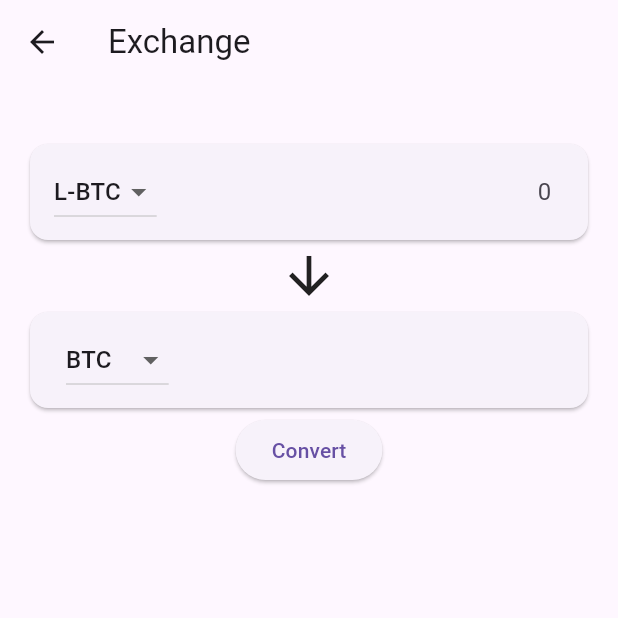
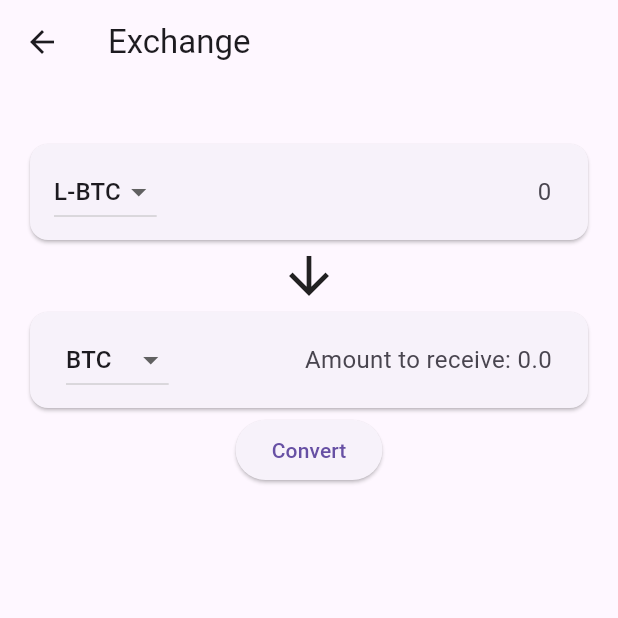
Before and after one commit to Satsails/Satsails, a Flutter app: the Exchange screen opened by its route, after a tap on "Convert", on a phone screen of 412 x 824 dp, the top half of it. Run offline on Flutter 3.47's test engine with Material 3 defaults, Android fonts, the phone set to English and light mode, and no system bars; our stand-ins replace flutter_secure_storage, local_auth, pin_code_fields, shared_preferences, webview_flutter; missing offline and left inert: animate_gradient; accounts and stored records are empty.

Commit message:
return int values also

```diff
--- a/lib/channels/greenwallet.dart
+++ b/lib/channels/greenwallet.dart
@@ -47,13 +47,13 @@ class Channel {
     return Map<String, dynamic>.from(address);
   }
 
-  Future<Map<String, dynamic>> getBalance({int pointer = 1, String mnemonic= "", String connectionType = 'electrum-mainnet' }) async {
+  Future<Map<String, int>> getBalance({int pointer = 0, String mnemonic= "", String connectionType = 'electrum-mainnet' }) async {
     final balance = await platform.invokeMethod('getBalance', <String, dynamic>{
       'pointer': pointer,
       'mnemonic': mnemonic,
       'connectionType': connectionType,
     });
-    return Map<String, dynamic>.from(balance);
+    return Map<String, int>.from(balance);
   }
 
   Future<int> getPointer({String mnemonic= "", String connectionType = 'electrum-mainnet', String name = '', String walletType = 'p2wpkh'}) async {
@@ -66,7 +66,7 @@ class Channel {
     return pointer;
   }
 
-  Future<List<Object?>> getTransactions({int pointer = 0, String mnemonic= "", String connectionType = 'electrum-mainnet'}) async {
+  Future<List<Object?>> getTransactions({int pointer = 1, String mnemonic= "", String connectionType = 'electrum-mainnet'}) async {
     final transactions = await platform.invokeMethod('getTransactions', <String, dynamic>{
       'mnemonic': mnemonic,
       'pointer': pointer,
--- /dev/null
+++ b/lib/helpers/transactions.dart
@@ -0,0 +1,3 @@
+// Store all the transactions
+// get all the transactions from wallet
+// eleminate duplicates and return a list of transactions and fees
--- a/lib/helpers/wallet_strategy.dart
+++ b/lib/helpers/wallet_strategy.dart
@@ -1,20 +1,21 @@
+import 'dart:convert';
 import 'package:flutter_secure_storage/flutter_secure_storage.dart';
 import '../../../channels/greenwallet.dart' as greenwallet;
 import '../../../helpers/networks.dart';
 import '../../services/sideswap/sideswap_peg.dart';
 
+class WalletStrategy {
+  late SideswapPeg _webSocketService;
+  late SideswapPegStatus _webSocketServiceStatus;
+  late int fee;
+  late String orderId;
+  late String pegAddress;
 
-class WalletStrategy{
-  late SideswapPeg _webSocketService;
-  late int fee;
-
+  Stream<dynamic> get pegMessageStream => _webSocketService.messageStream;
+  Stream<dynamic> get pegMessageStreamStatus => _webSocketServiceStatus.messageStream;
 
   void dispose() {
     _webSocketService.close();
-  }
-
- void convertForTransaction(String sendingAsset, String receivingAsset, bool pegIn) async {
-    await checkSideswapType(sendingAsset, receivingAsset, pegIn);
   }
 
   Future<void> checkSideswapType(String sendingAsset, String receivingAsset, bool pegIn) async {
@@ -29,7 +30,12 @@ class WalletStrategy{
         recv_addr: getReceiveAddress["address"],
         peg_in: pegIn,
       );
-    } else if (sendingAsset == 'BTC' && receivingAsset == 'L-BTC'){
+      Map<String, dynamic> message = await _webSocketService.messageStream.first;
+      Map<String, dynamic> result = message["result"];
+      orderId = result["order_id"];
+      pegAddress = result["peg_addr"];
+
+    } else if (sendingAsset == 'BTC' && receivingAsset == 'L-BTC') {
       pegIn = false;
       Map<String, dynamic> getReceiveAddress = await greenwallet.Channel('ios_wallet').getReceiveAddress(mnemonic: mnemonic, connectionType: NetworkSecurityCase.bitcoinSS.network);
       _webSocketService = SideswapPeg();
@@ -37,14 +43,36 @@ class WalletStrategy{
         recv_addr: getReceiveAddress["address"],
         peg_in: pegIn,
       );
+      Map<String, dynamic> message = await _webSocketService.messageStream.first;
+      Map<String, dynamic> result = message["result"];
+      orderId = result["order_id"];
+      pegAddress = result["peg_addr"];
     }
   }
 
-  Future<void> checkPegStatus(String order_id, bool pegIn) async {
-    _webSocketService = SideswapPeg();
-    _webSocketService.connect(
-      order_id: order_id,
-      peg_in: pegIn,
-    );
-  }
+  // need to set the max to send as the balance of each type of asset
+  // stream pegStatus to the frontend as text
+  // on checkPegStatus initiate the transaction
+  // stream to the frontend changes while having a spinner.
+  // on success, stream to the frontend the success message (and store the exhange with all the data for the transactions)
+  //
+  // Future<void> checkPegStatus(String orderId, bool pegIn) async {
+  //   _webSocketService = SideswapPegStatus();
+  //   _webSocketService.connect(
+  //     order_id: orderId,
+  //     peg_in: pegIn,
+  //   );
+  //   await _webSocketService.messageStream.first; // Wait for the first message
+  // }
+
+//   Subscribe to price stream and return the price to the user on button click of convert
+//   on click start conversion and check for swap done
+//   Before swap is done need to upload utxos to the server of asset to be sent
+
+// For transactions you need to have a checkbox of "i want to convert dollars if needed" where a sideswap transfer from usd to l-btc is done
+// if the user has l-btc and wants to send btc or vice versa you will use sideswap to convert the asset.
+// After asset is converted in sufficient amount you will use the wallet to send the asset
+// for lightening addr you will use boltz api to convert btc and lbtc to lightening
+
+// ----
 }
--- a/lib/main.dart
+++ b/lib/main.dart
@@ -1,6 +1,7 @@
 import 'package:provider/provider.dart';
 import 'providers/settings_provider.dart';
 import 'providers/accounts_provider.dart';
+import 'providers/balance_provider.dart';
 import 'package:flutter/material.dart';
 import 'package:flutter_secure_storage/flutter_secure_storage.dart';
 import './channels/greenwallet.dart' as greenwallet;
@@ -23,7 +24,7 @@ void main() async {
       providers: [
         ChangeNotifierProvider(create: (context) => SettingsProvider()),
         ChangeNotifierProvider(create: (context) => AccountsProvider()),
-        // Add more providers as needed
+        ChangeNotifierProvider(create: (context) => BalanceProvider(),),
       ],
       child: MainApp(initialRoute: mnemonic == null ? '/' : '/home'),
     ),
--- a/lib/pages/accounts/accounts.dart
+++ b/lib/pages/accounts/accounts.dart
@@ -3,7 +3,7 @@ import 'package:provider/provider.dart';
 import '../../providers/accounts_provider.dart';
 
 class Accounts extends StatelessWidget {
-  final Map<String, double> balances;
+  final Map<String, dynamic> balances;
 
   const Accounts({Key? key, required this.balances}) : super(key: key);
 
--- a/lib/pages/analytics/analytics.dart
+++ b/lib/pages/analytics/analytics.dart
@@ -8,4 +8,8 @@ class Analytics extends StatelessWidget {
       child: Text('This is the Account Component'),
     );
   }
+//   all the transactions done by the user
+//   all the conversions done
+//   a fl chart with money spend on fees and money sent
+
 }
--- a/lib/pages/exchange/exchange.dart
+++ b/lib/pages/exchange/exchange.dart
@@ -1,6 +1,8 @@
 import 'package:flutter/material.dart';
 import 'package:flutter/services.dart';
 import '../../../helpers/wallet_strategy.dart';
+import '../../../providers/balance_provider.dart';
+import 'package:provider/provider.dart';
 
 class Exchange extends StatefulWidget {
   @override
@@ -8,12 +10,15 @@ class Exchange extends StatefulWidget {
 }
 
 class _ExchangeState extends State<Exchange> {
-
+  TextEditingController amountController = TextEditingController();
   String receivingAsset = 'BTC';
   String sendingAsset = 'L-BTC';
   bool sendBitcoins = true;
   bool pegIn = true;
-  int sendAmount = 0;
+  double sendAmount = 0;
+  double maxAmount = 0;
+  double receivingAmount = 0;
+  late Map<String, dynamic> balance = {};
 
   List<String> sendingAssetList = ['BTC', 'L-BTC', 'USDT'];
   List<String> receivingAssetList = ['BTC', 'L-BTC', 'USDT'];
@@ -23,13 +28,41 @@ class _ExchangeState extends State<Exchange> {
     super.initState();
   }
 
-  @override
-  void dispose() {
-    super.dispose();
+  void checkMaxAmount(String asset, BuildContext context) {
+    balance = Provider.of<BalanceProvider>(context).balance;
+    double calculatedAmount = 0;
+
+    if (asset == 'BTC') {
+      calculatedAmount = balance['btc'] ?? 0;
+    } else if (asset == 'L-BTC') {
+      calculatedAmount = balance['l-btc'] ?? 0;
+    } else if (asset == 'USDT') {
+      calculatedAmount = balance['usdOnly'] ?? 0;
+    }
+
+    setState(() {
+      maxAmount = calculatedAmount;
+    });
+  }
+
+  void checkAmountToReceive(String sendingAsset, String receivingAsset) {
+    double calculatedAmount = 0;
+
+    if (sendingAsset == 'BTC' && receivingAsset == 'L-BTC' || sendingAsset == 'L-BTC' && receivingAsset == 'BTC') {
+      calculatedAmount = sendAmount * 0.99;
+    } else if (sendingAsset == 'USDT') {
+      calculatedAmount = balance['usdOnly'] ?? 0;
+    }
+
+    setState(() {
+      receivingAmount = calculatedAmount;
+    });
   }
 
   @override
   Widget build(BuildContext context) {
+    checkMaxAmount(sendingAsset, context);
+    checkAmountToReceive(sendingAsset, receivingAsset);
     return Scaffold(
       appBar: AppBar(
         title: const Text('Exchange'),
@@ -60,6 +93,7 @@ class _ExchangeState extends State<Exchange> {
                     const SizedBox(width: 8.0),
                     Expanded(
                       child: TextField(
+                        controller: amountController,
                         decoration: const InputDecoration(
                           hintText: "0",
                           border: InputBorder.none,
@@ -68,11 +102,25 @@ class _ExchangeState extends State<Exchange> {
                         textAlign: TextAlign.right,
                         keyboardType: TextInputType.number,
                         onChanged: (value) {
-                          setState(() {
-                            sendAmount = int.tryParse(value) ?? 0;
-                          });
+                          double enteredAmount = double.tryParse(value) ?? 0;
+
+                          if (enteredAmount > maxAmount) {
+                            ScaffoldMessenger.of(context).showSnackBar(
+                              SnackBar(
+                                content: Text("Entered amount cannot be greater than $maxAmount."),
+                              ),
+                            );
+
+                            // Reset the TextFieldext to the maxAmount
+                            amountController.text = maxAmount.toString();
+                          } else {
+                            setState(() {
+                              sendAmount = enteredAmount;
+                            });
+                          }
                         },
                       ),
+
                     ),
                   ],
                 ),
@@ -103,6 +151,14 @@ class _ExchangeState extends State<Exchange> {
                           child: Text(asset),
                         );
                       }).toList(),
+                    ),
+                    const SizedBox(width: 8.0),
+                    Expanded(
+                      child: Text(
+                        'Amount to receive: $receivingAmount',
+                        textAlign: TextAlign.right,
+                        style: TextStyle(fontSize: 16.0),
+                      ),
                     ),
                   ],
                 ),
--- a/lib/pages/home/home.dart
+++ b/lib/pages/home/home.dart
@@ -57,8 +57,8 @@ class _HomeState extends State<Home> {
 
   Widget _buildTopSection() {
     return Expanded(
-      child: FutureBuilder<Map<String, double>>(
-        future: BalanceWrapper().calculateTotalValue(),
+      child: FutureBuilder<Map<String, dynamic>>(
+        future: BalanceWrapper().calculateTotalValue(context),
         builder: (context, snapshot) {
           if (snapshot.connectionState == ConnectionState.waiting) {
             return const Center(
--- a/lib/pages/pay/pay.dart
+++ b/lib/pages/pay/pay.dart
@@ -8,4 +8,7 @@ class Pay extends StatelessWidget {
       child: Text('This is the Account Component'),
     );
   }
+//   after reading the qr code if it is liquid as if you want to send dollars or bitcoin
+//   for transactions if no sufficient balance, redirect user to exhange so he can manually exhange
+//   (id he has usd and wants to send btc he must go to exhange, convert from usd to l-btc and then to btc and then send)
 }
--- /dev/null
+++ b/lib/providers/balance_provider.dart
@@ -0,0 +1,12 @@
+import 'package:flutter/foundation.dart';
+
+class BalanceProvider extends ChangeNotifier {
+  Map<String, dynamic> _balance = {};
+
+  Map<String, dynamic> get balance => _balance;
+
+  void setBalance(Map<String, dynamic> newBalance) {
+    _balance = newBalance;
+    notifyListeners();
+  }
+}
```
Also changed, not shown: lib/pages/home/components/balance.dart (+42 -32 lines), lib/services/sideswap/sideswap_peg.dart (+15 -7 lines).
